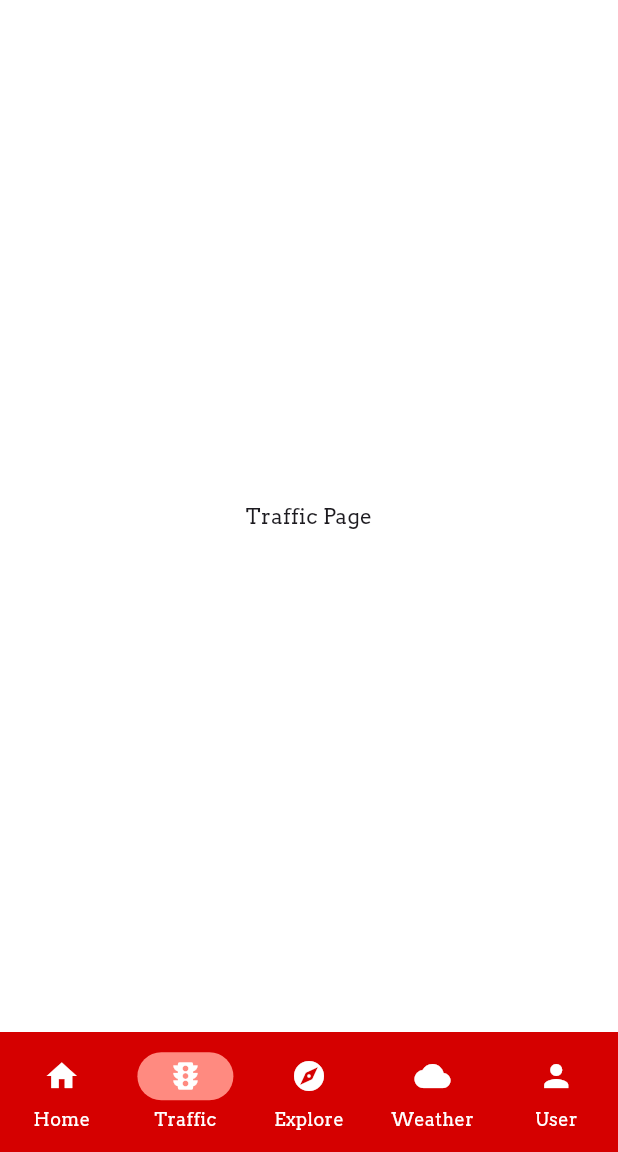
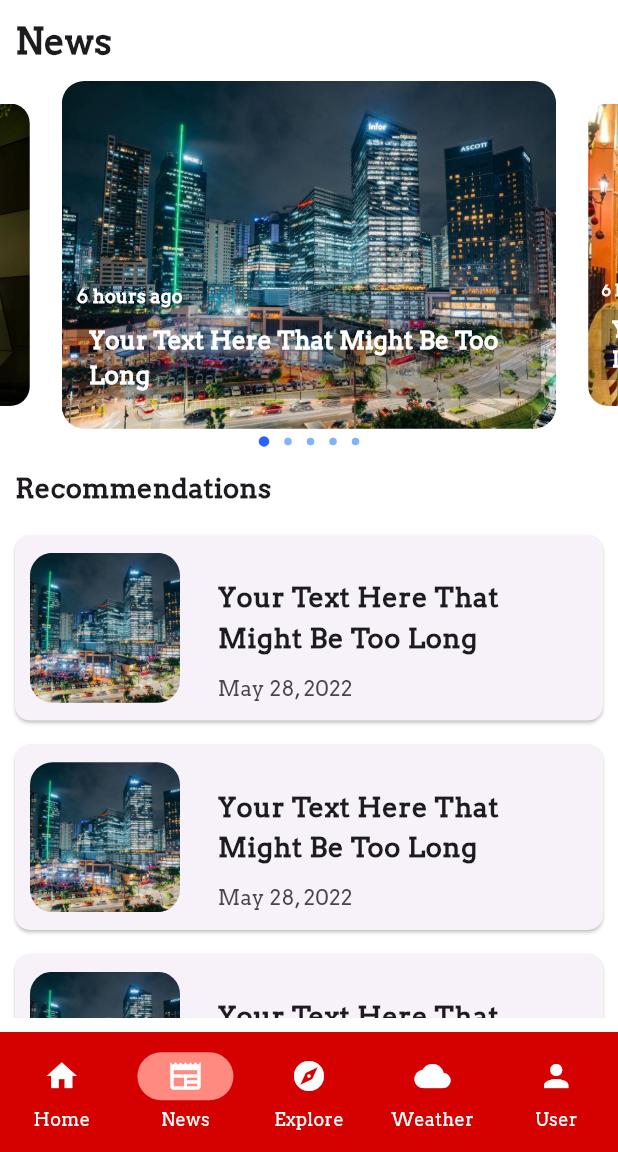
Before and after one commit to patriajasel/taguig_tourism_mobile_app, a Flutter app: the AppNavigation screen opened directly with empty values, item 2 of the bottom bar chosen, on a phone screen of 412 x 824 dp, the part 84-1236 px from its top. Run offline on Flutter 3.47's test engine with Material 3 defaults, Android fonts, the phone set to English and light mode, and no system bars; drawn by our look-alikes of carousel_slider; our stand-ins replace cloud_firestore, firebase_auth, firebase_core, firebase_storage, fluttertoast, google_maps_flutter and 3 more; missing offline and left inert: custom_info_window, flutter_polyline_points; accounts and stored records are empty; network calls fail.

Commit message:
Update: News Section Added

```diff
--- a/lib/app_navigation.dart
+++ b/lib/app_navigation.dart
@@ -2,11 +2,12 @@
 
 import 'package:flutter/cupertino.dart';
 import 'package:flutter/material.dart';
+import 'package:taguig_tourism_mobile_app/customer_support_page.dart';
 import 'package:taguig_tourism_mobile_app/explore_page.dart';
 import 'package:taguig_tourism_mobile_app/home_page.dart';
 import 'package:taguig_tourism_mobile_app/services/firestore_services.dart';
 import 'package:taguig_tourism_mobile_app/services/user_info.dart';
-import 'package:taguig_tourism_mobile_app/traffic_page.dart';
+import 'package:taguig_tourism_mobile_app/news_page.dart';
 import 'package:taguig_tourism_mobile_app/user_page.dart';
 import 'package:taguig_tourism_mobile_app/weather_page.dart';
 
@@ -28,7 +29,6 @@ class _AppNavigationState extends State<AppNavigation> {
   void initState() {
     _fetchUserData();
     super.initState();
-
   }
 
   void _fetchUserData() async {
@@ -47,8 +47,6 @@ class _AppNavigationState extends State<AppNavigation> {
     }
   }
 
-
-
   @override
   Widget build(BuildContext context) {
     if (isLoading) {
@@ -66,7 +64,7 @@ class _AppNavigationState extends State<AppNavigation> {
       HomePage(
         userInformation: userInfo!,
       ),
-      const TrafficPage(),
+      const NewsPage(),
       const ExplorePage(),
       const WeatherPage(),
       UserPage(
@@ -117,7 +115,12 @@ class _AppNavigationState extends State<AppNavigation> {
                   color: Colors.yellow.shade900,
                 ),
                 alignment: Alignment.center,
-                onPressed: () {},
+                onPressed: () {
+                  Navigator.push(
+                      context,
+                      MaterialPageRoute(
+                          builder: (builder) => ChatSupportPage()));
+                },
               ),
             ),
           )
@@ -146,7 +149,7 @@ class _AppNavigationState extends State<AppNavigation> {
           },
           destinations: const [
             NavigationDestination(icon: Icon(Icons.home), label: "Home"),
-            NavigationDestination(icon: Icon(Icons.traffic), label: "Traffic"),
+            NavigationDestination(icon: Icon(Icons.newspaper), label: "News"),
             NavigationDestination(icon: Icon(Icons.explore), label: "Explore"),
             NavigationDestination(icon: Icon(Icons.cloud), label: "Weather"),
             NavigationDestination(icon: Icon(Icons.person), label: "User"),
--- a/lib/explore_page.dart
+++ b/lib/explore_page.dart
@@ -70,6 +70,7 @@ class _ExplorePageState extends State<ExplorePage> {
             initialCameraPosition: CameraPosition(target: taguigCity, zoom: 15),
             markers: marker,
             polylines: Set<Polyline>.of(polylines.values),
+            trafficEnabled: true,
             onMapCreated: (controller) {
               customInfoWindowController.googleMapController = controller;
             },
--- /dev/null
+++ b/lib/news_page.dart
@@ -0,0 +1,223 @@
+import 'package:carousel_slider/carousel_slider.dart';
+import 'package:flutter/material.dart';
+import 'package:taguig_tourism_mobile_app/news_page_single_page.dart';
+
+class NewsPage extends StatefulWidget {
+  const NewsPage({super.key});
+
+  @override
+  State<NewsPage> createState() => _NewsPageState();
+}
+
+class _NewsPageState extends State<NewsPage> {
+  final List<String> imgList = [
+    'lib/assets/images/taguig_image1.png',
+    'lib/assets/images/taguig_image2.png',
+    'lib/assets/images/taguig_image3.png',
+    'lib/assets/images/taguig_image4.png',
+    'lib/assets/images/taguig_image5.png'
+  ];
+
+  int currentSlide = 0;
+
+  @override
+  Widget build(BuildContext context) {
+    final double screenWidth = MediaQuery.of(context).size.width;
+    final double screenHeight = MediaQuery.of(context).size.height;
+
+    return SingleChildScrollView(
+      // To make the whole page scrollable
+      child: Column(
+        mainAxisAlignment: MainAxisAlignment.start,
+        crossAxisAlignment: CrossAxisAlignment.start,
+        children: [
+          Padding(
+            padding: const EdgeInsets.all(10.0),
+            child: Text(
+              "News",
+              style: TextStyle(
+                  fontFamily: "Arvo",
+                  fontSize: 24,
+                  fontWeight: FontWeight.bold),
+            ),
+          ),
+          CarouselSlider(
+            items: imgList
+                .map((e) => ClipRRect(
+                      borderRadius:
+                          BorderRadius.circular(15.0), // Rounded corners
+                      child: Stack(
+                        children: [
+                          Image.asset(
+                            e,
+                            fit: BoxFit.cover,
+                            width: double.infinity,
+                            height: screenHeight *
+                                0.4, // Set a fixed height for the image
+                          ),
+                          Positioned(
+                            bottom: 80.0,
+                            left: 10.0,
+                            right: 10.0,
+                            child: Text(
+                              '6 hours ago',
+                              style: TextStyle(
+                                color: Colors.white,
+                                fontSize: 12.0,
+                                fontWeight: FontWeight.bold,
+                                shadows: [
+                                  Shadow(
+                                    offset: Offset(
+                                        1.5, 1.5), // Position of the shadow
+                                    blurRadius: 3.0, // Blur radius
+                                    color: Colors.black54, // Shadow color
+                                  ),
+                                ],
+                              ),
+                            ),
+                          ),
+                          Positioned(
+                            bottom: 20.0,
+                            left: 10.0,
+                            right: 10.0,
+                            child: Container(
+                              color: Colors
+                                  .black26, // Background color for readability
+                              padding: EdgeInsets.symmetric(
+                                  horizontal: 8.0, vertical: 4.0),
+                              child: Text(
+                                'Your Text Here That Might Be Too Long',
+                                style: TextStyle(
+                                  color: Colors.white,
+                                  fontSize: 16.0,
+                                  fontWeight: FontWeight.bold,
+                                ),
+                                maxLines: 2, // Restrict to 2 lines
+                                overflow: TextOverflow
+                                    .ellipsis, // Add ellipsis if text is too long
+                              ),
+                            ),
+                          ),
+                        ],
+                      ),
+                    ))
+                .toList(),
+            options: CarouselOptions(
+              initialPage: 0,
+              autoPlay: true,
+              enlargeCenterPage: true,
+              enlargeFactor: 0.3,
+              onPageChanged: (value, _) {
+                setState(() {
+                  currentSlide = value;
+                });
+              },
+            ),
+          ),
+          carouselIndicator(),
+          Padding(
+            padding: const EdgeInsets.all(10.0),
+            child: Text(
+              "Recommendations",
+              style: TextStyle(
+                  fontFamily: "Arvo",
+                  fontSize: 18,
+                  fontWeight: FontWeight.bold),
+            ),
+          ),
+          // The ListView should have a fixed height or be inside an Expanded widget
+          SizedBox(
+            height: screenHeight * 0.4, // Adjust based on your layout
+            child: ListView.builder(
+              itemCount:
+                  10, // Set this to the length of your recommendation list
+              itemBuilder: (context, index) {
+                return Card(
+                  margin: EdgeInsets.symmetric(vertical: 8.0, horizontal: 10.0),
+                  elevation: 1,
+                  shape: RoundedRectangleBorder(
+                    borderRadius: BorderRadius.circular(10.0),
+                  ),
+                  child: Container(
+                    height: screenHeight * 0.15, // Increase height of the card
+                    padding: EdgeInsets.all(10.0), // Padding inside the card
+                    child: Row(
+                      children: [
+                        // Image
+                        ClipRRect(
+                          borderRadius: BorderRadius.circular(15.0),
+                          child: Image.asset(
+                            'lib/assets/images/taguig_image1.png', // Path to your image
+                            width: 100, // Set the width of the image
+                            height: 100, // Set the height of the image
+                            fit: BoxFit
+                                .cover, // Ensure the image fits well inside the space
+                          ),
+                        ),
+                        SizedBox(
+                            width: 10), // Space between the image and ListTile
+                        // Expanded ListTile to take up remaining space
+                        Expanded(
+                          child: ListTile(
+                            contentPadding: EdgeInsets.symmetric(
+                                horizontal: 15.0,
+                                vertical:
+                                    10.0), // Adjust padding inside the tile
+                            title: Text(
+                              "Your Text Here That Might Be Too Long",
+                              style: TextStyle(
+                                  fontSize: 18,
+                                  fontWeight: FontWeight
+                                      .bold), // Optional: Increase text size
+                            ),
+                            subtitle: Padding(
+                              padding:
+                                  const EdgeInsets.symmetric(vertical: 10.0),
+                              child: Text(
+                                "May 28, 2022",
+                                style: TextStyle(
+                                    fontSize:
+                                        14), // Optional: Increase subtitle text size
+                              ),
+                            ),
+                            onTap: () {
+                              // Handle tap on the item
+                              Navigator.push(
+                                  context,
+                                  MaterialPageRoute(
+                                      builder: (builder) => SingleNewsPage()));
+                            },
+                          ),
+                        ),
+                      ],
+                    ),
+                  ),
+                );
+              },
+            ),
+          ),
+        ],
+      ),
+    );
+  }
+
+  // Carousel indicator at the bottom
+  carouselIndicator() {
+    return Row(
+      mainAxisAlignment: MainAxisAlignment.center,
+      children: [
+        for (int i = 0; i < imgList.length; i++)
+          Container(
+            margin: const EdgeInsets.all(5),
+            height: i == currentSlide ? 7 : 5,
+            width: i == currentSlide ? 7 : 5,
+            decoration: BoxDecoration(
+                color: i == currentSlide
+                    ? Colors.blueAccent.shade700
+                    : Colors.blueAccent.shade100,
+                shape: BoxShape.circle),
+          ),
+      ],
+    );
+  }
+}
--- /dev/null
+++ b/lib/services/messages_model.dart
@@ -0,0 +1,8 @@
+class Message {
+  final String text;
+  final DateTime date;
+  final bool isSentByMe;
+
+  const Message(
+      {required this.text, required this.date, required this.isSentByMe});
+}
--- a/lib/traffic_page.dart
+++ /dev/null
@@ -1,19 +0,0 @@
-import 'package:flutter/material.dart';
-
-class TrafficPage extends StatefulWidget {
-  const TrafficPage({super.key});
-
-  @override
-  State<TrafficPage> createState() => _TrafficPageState();
-}
-
-class _TrafficPageState extends State<TrafficPage> {
-  @override
-  Widget build(BuildContext context) {
-    return const Center(
-      child: Text(
-        "Traffic Page",
-      ),
-    );
-  }
-}
--- a/pubspec.yaml
+++ b/pubspec.yaml
@@ -54,6 +54,7 @@ dependencies:
   flutter_polyline_points: ^2.1.0
   url_launcher: ^6.3.1
   flutter_screenutil: ^5.9.3
+  grouped_list: ^6.0.0
 
 dev_dependencies:
   flutter_test:
```
Also changed, not shown: lib/customer_support_page.dart (added, +104 -0 lines), lib/home_page.dart (+17 -14 lines), lib/news_page_single_page.dart (added, +137 -0 lines), pubspec.lock.
